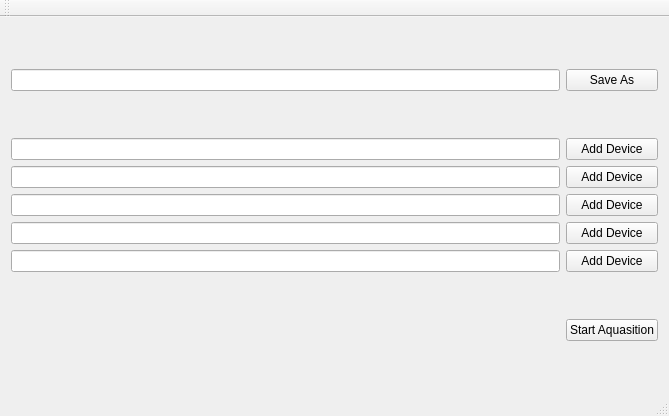
Qt form sensortag.ui (matthijahn/SensorTag) before a commit.
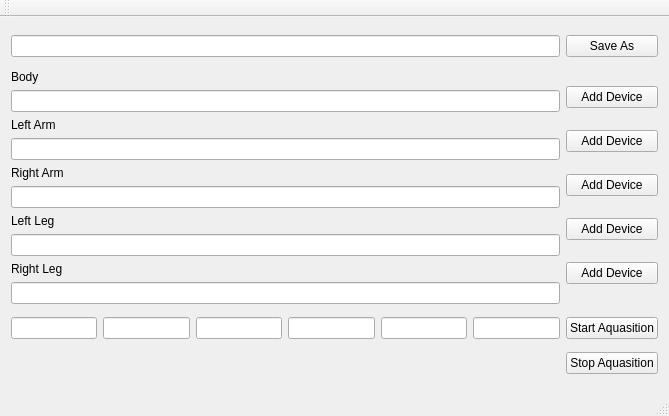
The same form after that commit.

```diff
--- a/sensortag.ui
+++ b/sensortag.ui
@@ -15,66 +15,62 @@
   </property>
   <widget class="QWidget" name="centralWidget">
    <layout class="QGridLayout" name="gridLayout">
-    <item row="2" column="1">
+    <item row="3" column="1">
      <widget class="QPushButton" name="btn_start">
       <property name="text">
        <string>Start Aquasition</string>
       </property>
      </widget>
     </item>
-    <item row="1" column="1">
-     <layout class="QVBoxLayout" name="verticalLayout">
-      <item>
-       <widget class="QPushButton" name="btn_1">
-        <property name="text">
-         <string>Add Device</string>
-        </property>
-       </widget>
-      </item>
-      <item>
-       <widget class="QPushButton" name="btn_2">
-        <property name="text">
-         <string>Add Device</string>
-        </property>
-       </widget>
-      </item>
-      <item>
-       <widget class="QPushButton" name="btn_3">
-        <property name="text">
-         <string>Add Device</string>
-        </property>
-       </widget>
-      </item>
-      <item>
-       <widget class="QPushButton" name="btn_4">
-        <property name="text">
-         <string>Add Device</string>
-        </property>
-       </widget>
-      </item>
-      <item>
-       <widget class="QPushButton" name="btn_5">
-        <property name="text">
-         <string>Add Device</string>
-        </property>
-       </widget>
-      </item>
-     </layout>
-    </item>
     <item row="1" column="0">
      <layout class="QVBoxLayout" name="verticalLayout_2">
+      <item>
+       <widget class="QLabel" name="label">
+        <property name="text">
+         <string>Body</string>
+        </property>
+       </widget>
+      </item>
       <item>
        <widget class="QLineEdit" name="le_1"/>
       </item>
+      <item>
+       <widget class="QLabel" name="label_2">
+        <property name="text">
+         <string>Left Arm</string>
+        </property>
+       </widget>
+      </item>
       <item>
        <widget class="QLineEdit" name="le_2"/>
       </item>
+      <item>
+       <widget class="QLabel" name="label_3">
+        <property name="text">
+         <string>Right Arm</string>
+        </property>
+       </widget>
+      </item>
       <item>
        <widget class="QLineEdit" name="le_3"/>
       </item>
+      <item>
+       <widget class="QLabel" name="label_4">
+        <property name="text">
+         <string>Left Leg</string>
+        </property>
+       </widget>
+      </item>
       <item>
        <widget class="QLineEdit" name="le_4"/>
       </item>
+      <item>
+       <widget class="QLabel" name="label_5">
+        <property name="text">
+         <string>Right Leg</string>
+        </property>
+       </widget>
+      </item>
       <item>
        <widget class="QLineEdit" name="le_5"/>
       </item>
@@ -83,6 +79,45 @@
     <item row="0" column="0">
      <widget class="QLineEdit" name="le_out_fname"/>
     </item>
+    <item row="1" column="1">
+     <layout class="QVBoxLayout" name="verticalLayout">
+      <item>
+       <widget class="QPushButton" name="btn_add_body">
+        <property name="text">
+         <string>Add Device</string>
+        </property>
+       </widget>
+      </item>
+      <item>
+       <widget class="QPushButton" name="btn_add_la">
+        <property name="text">
+         <string>Add Device</string>
+        </property>
+       </widget>
+      </item>
+      <item>
+       <widget class="QPushButton" name="btn_add_ra">
+        <property name="text">
+         <string>Add Device</string>
+        </property>
+       </widget>
+      </item>
+      <item>
+       <widget class="QPushButton" name="btn_add_ll">
+        <property name="text">
+         <string>Add Device</string>
+        </property>
+       </widget>
+      </item>
+      <item>
+       <widget class="QPushButton" name="btn_add_rl">
+        <property name="text">
+         <string>Add Device</string>
+        </property>
+       </widget>
+      </item>
+     </layout>
+    </item>
     <item row="0" column="1">
      <widget class="QPushButton" name="btn_sel_out_fname">
       <property name="text">
@@ -90,6 +125,35 @@
       </property>
      </widget>
     </item>
+    <item row="3" column="0">
+     <layout class="QHBoxLayout" name="horizontalLayout">
+      <item>
+       <widget class="QLineEdit" name="le_acc_x"/>
+      </item>
+      <item>
+       <widget class="QLineEdit" name="le_acc_y"/>
+      </item>
+      <item>
+       <widget class="QLineEdit" name="le_acc_z"/>
+      </item>
+      <item>
+       <widget class="QLineEdit" name="le_gyro_x"/>
+      </item>
+      <item>
+       <widget class="QLineEdit" name="le_gyro_y"/>
+      </item>
+      <item>
+       <widget class="QLineEdit" name="le_gyro_z"/>
+      </item>
+     </layout>
+    </item>
+    <item row="4" column="1">
+     <widget class="QPushButton" name="btn_stop">
+      <property name="text">
+       <string>Stop Aquasition</string>
+      </property>
+     </widget>
+    </item>
    </layout>
   </widget>
   <widget class="QMenuBar" name="menuBar">
```
